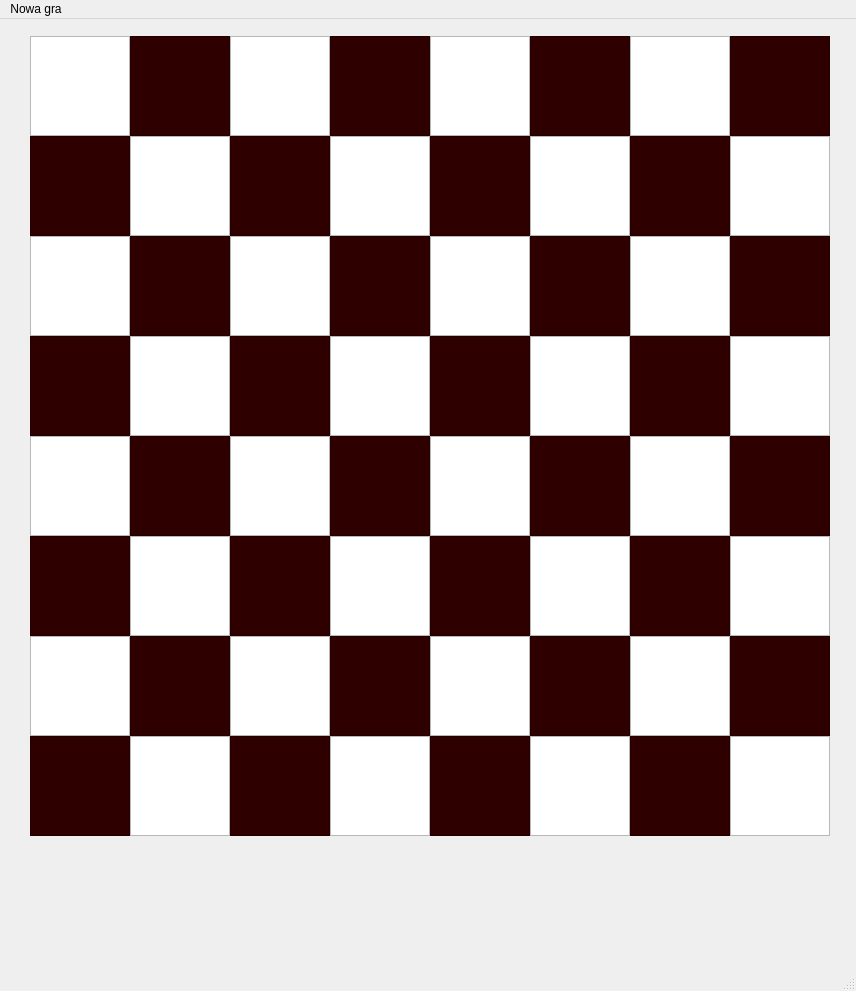
This is mainwindow.ui in MrRobinMr/Warcaby as Qt 5 draws it before an edit. The edited form follows.
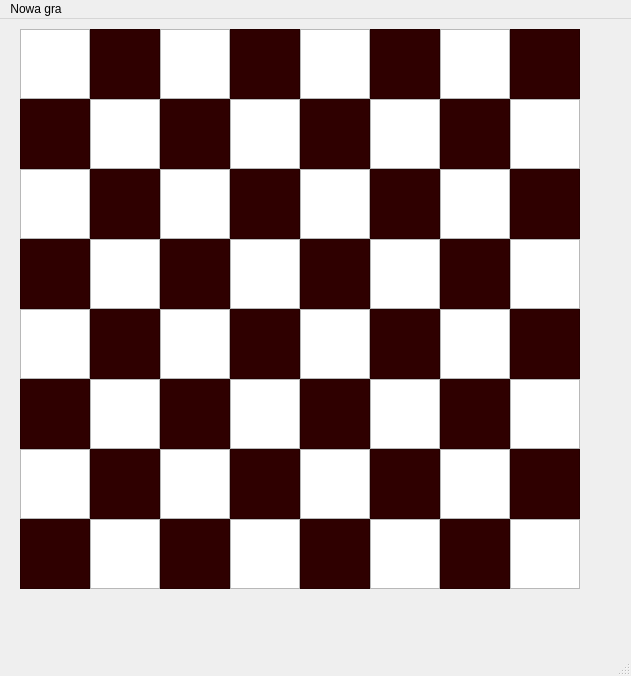
This is the edited form.

What changed in the file:
```diff
--- a/mainwindow.ui
+++ b/mainwindow.ui
@@ -6,8 +6,8 @@
    <rect>
     <x>0</x>
     <y>0</y>
-    <width>856</width>
-    <height>991</height>
+    <width>631</width>
+    <height>676</height>
    </rect>
   </property>
   <property name="windowTitle">
@@ -17,10 +17,10 @@
    <widget class="QWidget" name="gridLayoutWidget">
     <property name="geometry">
      <rect>
-      <x>30</x>
-      <y>17</y>
-      <width>801</width>
-      <height>911</height>
+      <x>20</x>
+      <y>10</y>
+      <width>581</width>
+      <height>601</height>
      </rect>
     </property>
     <layout class="QGridLayout" name="gridLayout">
@@ -40,8 +40,8 @@
        </property>
        <property name="maximumSize">
         <size>
-         <width>100</width>
-         <height>100</height>
+         <width>70</width>
+         <height>70</height>
         </size>
        </property>
        <property name="baseSize">
@@ -62,8 +62,8 @@
        </property>
        <property name="maximumSize">
         <size>
-         <width>100</width>
-         <height>100</height>
+         <width>70</width>
+         <height>70</height>
         </size>
        </property>
        <property name="baseSize">
@@ -84,8 +84,8 @@
        </property>
        <property name="maximumSize">
         <size>
-         <width>100</width>
-         <height>100</height>
+         <width>70</width>
+         <height>70</height>
         </size>
        </property>
        <property name="baseSize">
@@ -109,8 +109,8 @@
        </property>
        <property name="maximumSize">
         <size>
-         <width>100</width>
-         <height>100</height>
+         <width>70</width>
+         <height>70</height>
         </size>
        </property>
        <property name="baseSize">
@@ -131,8 +131,8 @@
        </property>
        <property name="maximumSize">
         <size>
-         <width>100</width>
-         <height>100</height>
+         <width>70</width>
+         <height>70</height>
         </size>
        </property>
        <property name="baseSize">
@@ -153,8 +153,8 @@
        </property>
        <property name="maximumSize">
         <size>
-         <width>100</width>
-         <height>100</height>
+         <width>70</width>
+         <height>70</height>
         </size>
        </property>
        <property name="baseSize">
@@ -175,8 +175,8 @@
        </property>
        <property name="maximumSize">
         <size>
-         <width>100</width>
-         <height>100</height>
+         <width>70</width>
+         <height>70</height>
         </size>
        </property>
        <property name="baseSize">
@@ -197,8 +197,8 @@
        </property>
        <property name="maximumSize">
         <size>
-         <width>100</width>
-         <height>100</height>
+         <width>70</width>
+         <height>70</height>
         </size>
        </property>
        <property name="baseSize">
@@ -219,8 +219,8 @@
        </property>
        <property name="maximumSize">
         <size>
-         <width>100</width>
-         <height>100</height>
+         <width>70</width>
+         <height>70</height>
         </size>
        </property>
        <property name="baseSize">
@@ -244,8 +244,8 @@
        </property>
        <property name="maximumSize">
         <size>
-         <width>100</width>
-         <height>100</height>
+         <width>70</width>
+         <height>70</height>
         </size>
        </property>
        <property name="baseSize">
@@ -266,8 +266,8 @@
        </property>
        <property name="maximumSize">
         <size>
-         <width>100</width>
-         <height>100</height>
+         <width>70</width>
+         <height>70</height>
         </size>
        </property>
        <property name="baseSize">
@@ -291,8 +291,8 @@
        </property>
        <property name="maximumSize">
         <size>
-         <width>100</width>
-         <height>100</height>
+         <width>70</width>
+         <height>70</height>
         </size>
        </property>
        <property name="baseSize">
@@ -316,8 +316,8 @@
        </property>
        <property name="maximumSize">
         <size>
-         <width>100</width>
-         <height>100</height>
+         <width>70</width>
+         <height>70</height>
         </size>
        </property>
        <property name="baseSize">
@@ -338,8 +338,8 @@
        </property>
        <property name="maximumSize">
         <size>
-         <width>100</width>
-         <height>100</height>
+         <width>70</width>
+         <height>70</height>
         </size>
        </property>
        <property name="baseSize">
@@ -360,8 +360,8 @@
        </property>
        <property name="maximumSize">
         <size>
-         <width>100</width>
-         <height>100</height>
+         <width>70</width>
+         <height>70</height>
         </size>
        </property>
        <property name="baseSize">
@@ -382,8 +382,8 @@
        </property>
        <property name="maximumSize">
         <size>
-         <width>100</width>
-         <height>100</height>
+         <width>70</width>
+         <height>70</height>
         </size>
        </property>
        <property name="baseSize">
@@ -407,8 +407,8 @@
        </property>
        <property name="maximumSize">
         <size>
-         <width>100</width>
-         <height>100</height>
+         <width>70</width>
+         <height>70</height>
         </size>
        </property>
        <property name="baseSize">
@@ -429,8 +429,8 @@
        </property>
        <property name="maximumSize">
         <size>
-         <width>100</width>
-         <height>100</height>
+         <width>70</width>
+         <height>70</height>
         </size>
        </property>
        <property name="baseSize">
@@ -454,8 +454,8 @@
        </property>
        <property name="maximumSize">
         <size>
-         <width>100</width>
-         <height>100</height>
+         <width>70</width>
+         <height>70</height>
         </size>
        </property>
        <property name="baseSize">
@@ -479,8 +479,8 @@
        </property>
        <property name="maximumSize">
         <size>
-         <width>100</width>
-         <height>100</height>
+         <width>70</width>
+         <height>70</height>
         </size>
        </property>
        <property name="baseSize">
@@ -504,8 +504,8 @@
        </property>
        <property name="maximumSize">
         <size>
-         <width>100</width>
-         <height>100</height>
+         <width>70</width>
+         <height>70</height>
         </size>
        </property>
        <property name="baseSize">
@@ -529,8 +529,8 @@
        </property>
        <property name="maximumSize">
         <size>
-         <width>100</width>
-         <height>100</height>
+         <width>70</width>
+         <height>70</height>
         </size>
        </property>
        <property name="baseSize">
@@ -554,8 +554,8 @@
        </property>
        <property name="maximumSize">
         <size>
-         <width>100</width>
-         <height>100</height>
+         <width>70</width>
+         <height>70</height>
         </size>
        </property>
        <property name="baseSize">
@@ -579,8 +579,8 @@
        </property>
        <property name="maximumSize">
         <size>
-         <width>100</width>
-         <height>100</height>
+         <width>70</width>
+         <height>70</height>
         </size>
        </property>
        <property name="baseSize">
@@ -605,8 +605,8 @@
        </property>
        <property name="maximumSize">
         <size>
-         <width>100</width>
-         <height>100</height>
+         <width>70</width>
+         <height>70</height>
         </size>
        </property>
        <property name="baseSize">
@@ -627,8 +627,8 @@
        </property>
        <property name="maximumSize">
         <size>
-         <width>100</width>
-         <height>100</height>
+         <width>70</width>
+         <height>70</height>
         </size>
        </property>
        <property name="baseSize">
@@ -649,8 +649,8 @@
        </property>
        <property name="maximumSize">
         <size>
-         <width>100</width>
-         <height>100</height>
+         <width>70</width>
+         <height>70</height>
         </size>
        </property>
        <property name="baseSize">
@@ -674,8 +674,8 @@
        </property>
        <property name="maximumSize">
         <size>
-         <width>100</width>
-         <height>100</height>
+         <width>70</width>
+         <height>70</height>
         </size>
        </property>
        <property name="baseSize">
@@ -699,8 +699,8 @@
        </property>
        <property name="maximumSize">
         <size>
-         <width>100</width>
-         <height>100</height>
+         <width>70</width>
+         <height>70</height>
         </size>
        </property>
        <property name="baseSize">
@@ -721,8 +721,8 @@
        </property>
        <property name="maximumSize">
         <size>
-         <width>100</width>
-         <height>100</height>
+         <width>70</width>
+         <height>70</height>
         </size>
        </property>
        <property name="baseSize">
@@ -746,8 +746,8 @@
        </property>
        <property name="maximumSize">
         <size>
-         <width>100</width>
-         <height>100</height>
+         <width>70</width>
+         <height>70</height>
         </size>
        </property>
        <property name="baseSize">
@@ -768,8 +768,8 @@
        </property>
        <property name="maximumSize">
         <size>
-         <width>100</width>
-         <height>100</height>
+         <width>70</width>
+         <height>70</height>
         </size>
        </property>
        <property name="baseSize">
@@ -790,8 +790,8 @@
        </property>
        <property name="maximumSize">
         <size>
-         <width>100</width>
-         <height>100</height>
+         <width>70</width>
+         <height>70</height>
         </size>
        </property>
        <property name="baseSize">
@@ -815,8 +815,8 @@
        </property>
        <property name="maximumSize">
         <size>
-         <width>100</width>
-         <height>100</height>
+         <width>70</width>
+         <height>70</height>
         </size>
        </property>
        <property name="baseSize">
@@ -840,8 +840,8 @@
        </property>
        <property name="maximumSize">
         <size>
-         <width>100</width>
-         <height>100</height>
+         <width>70</width>
+         <height>70</height>
         </size>
        </property>
        <property name="baseSize">
@@ -865,8 +865,8 @@
        </property>
        <property name="maximumSize">
         <size>
-         <width>100</width>
-         <height>100</height>
+         <width>70</width>
+         <height>70</height>
         </size>
        </property>
        <property name="baseSize">
@@ -890,8 +890,8 @@
        </property>
        <property name="maximumSize">
         <size>
-         <width>100</width>
-         <height>100</height>
+         <width>70</width>
+         <height>70</height>
         </size>
        </property>
        <property name="baseSize">
@@ -912,8 +912,8 @@
        </property>
        <property name="maximumSize">
         <size>
-         <width>100</width>
-         <height>100</height>
+         <width>70</width>
+         <height>70</height>
         </size>
        </property>
        <property name="baseSize">
@@ -937,8 +937,8 @@
        </property>
        <property name="maximumSize">
         <size>
-         <width>100</width>
-         <height>100</height>
+         <width>70</width>
+         <height>70</height>
         </size>
        </property>
        <property name="baseSize">
@@ -959,8 +959,8 @@
        </property>
        <property name="maximumSize">
         <size>
-         <width>100</width>
-         <height>100</height>
+         <width>70</width>
+         <height>70</height>
         </size>
        </property>
        <property name="baseSize">
@@ -984,8 +984,8 @@
        </property>
        <property name="maximumSize">
         <size>
-         <width>100</width>
-         <height>100</height>
+         <width>70</width>
+         <height>70</height>
         </size>
        </property>
        <property name="baseSize">
@@ -1009,8 +1009,8 @@
        </property>
        <property name="maximumSize">
         <size>
-         <width>100</width>
-         <height>100</height>
+         <width>70</width>
+         <height>70</height>
         </size>
        </property>
        <property name="baseSize">
@@ -1031,8 +1031,8 @@
        </property>
        <property name="maximumSize">
         <size>
-         <width>100</width>
-         <height>100</height>
+         <width>70</width>
+         <height>70</height>
         </size>
        </property>
        <property name="baseSize">
@@ -1053,8 +1053,8 @@
        </property>
        <property name="maximumSize">
         <size>
-         <width>100</width>
-         <height>100</height>
+         <width>70</width>
+         <height>70</height>
         </size>
        </property>
        <property name="baseSize">
@@ -1075,8 +1075,8 @@
        </property>
        <property name="maximumSize">
         <size>
-         <width>100</width>
-         <height>100</height>
+         <width>70</width>
+         <height>70</height>
         </size>
        </property>
        <property name="baseSize">
@@ -1100,8 +1100,8 @@
        </property>
        <property name="maximumSize">
         <size>
-         <width>100</width>
-         <height>100</height>
+         <width>70</width>
+         <height>70</height>
         </size>
        </property>
        <property name="baseSize">
@@ -1125,8 +1125,8 @@
        </property>
        <property name="maximumSize">
         <size>
-         <width>100</width>
-         <height>100</height>
+         <width>70</width>
+         <height>70</height>
         </size>
        </property>
        <property name="baseSize">
@@ -1150,8 +1150,8 @@
        </property>
        <property name="maximumSize">
         <size>
-         <width>100</width>
-         <height>100</height>
+         <width>70</width>
+         <height>70</height>
         </size>
        </property>
        <property name="baseSize">
@@ -1175,8 +1175,8 @@
        </property>
        <property name="maximumSize">
         <size>
-         <width>100</width>
-         <height>100</height>
+         <width>70</width>
+         <height>70</height>
         </size>
        </property>
        <property name="baseSize">
@@ -1200,8 +1200,8 @@
        </property>
        <property name="maximumSize">
         <size>
-         <width>100</width>
-         <height>100</height>
+         <width>70</width>
+         <height>70</height>
         </size>
        </property>
        <property name="baseSize">
@@ -1222,8 +1222,8 @@
        </property>
        <property name="maximumSize">
         <size>
-         <width>100</width>
-         <height>100</height>
+         <width>70</width>
+         <height>70</height>
         </size>
        </property>
        <property name="baseSize">
@@ -1244,8 +1244,8 @@
        </property>
        <property name="maximumSize">
         <size>
-         <width>100</width>
-         <height>100</height>
+         <width>70</width>
+         <height>70</height>
         </size>
        </property>
        <property name="baseSize">
@@ -1266,8 +1266,8 @@
        </property>
        <property name="maximumSize">
         <size>
-         <width>100</width>
-         <height>100</height>
+         <width>70</width>
+         <height>70</height>
         </size>
        </property>
        <property name="baseSize">
@@ -1288,8 +1288,8 @@
        </property>
        <property name="maximumSize">
         <size>
-         <width>100</width>
-         <height>100</height>
+         <width>70</width>
+         <height>70</height>
         </size>
        </property>
        <property name="baseSize">
@@ -1313,8 +1313,8 @@
        </property>
        <property name="maximumSize">
         <size>
-         <width>100</width>
-         <height>100</height>
+         <width>70</width>
+         <height>70</height>
         </size>
        </property>
        <property name="baseSize">
@@ -1346,8 +1346,8 @@
        </property>
        <property name="maximumSize">
         <size>
-         <width>100</width>
-         <height>100</height>
+         <width>70</width>
+         <height>70</height>
         </size>
        </property>
        <property name="baseSize">
@@ -1371,8 +1371,8 @@
        </property>
        <property name="maximumSize">
         <size>
-         <width>100</width>
-         <height>100</height>
+         <width>70</width>
+         <height>70</height>
         </size>
        </property>
        <property name="baseSize">
@@ -1396,8 +1396,8 @@
        </property>
        <property name="maximumSize">
         <size>
-         <width>100</width>
-         <height>100</height>
+         <width>70</width>
+         <height>70</height>
         </size>
        </property>
        <property name="baseSize">
@@ -1418,8 +1418,8 @@
        </property>
        <property name="maximumSize">
         <size>
-         <width>100</width>
-         <height>100</height>
+         <width>70</width>
+         <height>70</height>
         </size>
        </property>
        <property name="baseSize">
@@ -1440,8 +1440,8 @@
        </property>
        <property name="maximumSize">
         <size>
-         <width>100</width>
-         <height>100</height>
+         <width>70</width>
+         <height>70</height>
         </size>
        </property>
        <property name="baseSize">
@@ -1465,8 +1465,8 @@
        </property>
        <property name="maximumSize">
         <size>
-         <width>100</width>
-         <height>100</height>
+         <width>70</width>
+         <height>70</height>
         </size>
        </property>
        <property name="baseSize">
@@ -1490,8 +1490,8 @@
        </property>
        <property name="maximumSize">
         <size>
-         <width>100</width>
-         <height>100</height>
+         <width>70</width>
+         <height>70</height>
         </size>
        </property>
        <property name="baseSize">
@@ -1512,8 +1512,8 @@
        </property>
        <property name="maximumSize">
         <size>
-         <width>100</width>
-         <height>100</height>
+         <width>70</width>
+         <height>70</height>
         </size>
        </property>
        <property name="baseSize">
@@ -1534,8 +1534,8 @@
        </property>
        <property name="maximumSize">
         <size>
-         <width>100</width>
-         <height>100</height>
+         <width>70</width>
+         <height>70</height>
         </size>
        </property>
        <property name="baseSize">
@@ -1554,7 +1554,7 @@
     <rect>
      <x>0</x>
      <y>0</y>
-     <width>856</width>
+     <width>631</width>
      <height>21</height>
     </rect>
    </property>
```
Left out of the diff: 3 changed lines with no effect on the pictures.
